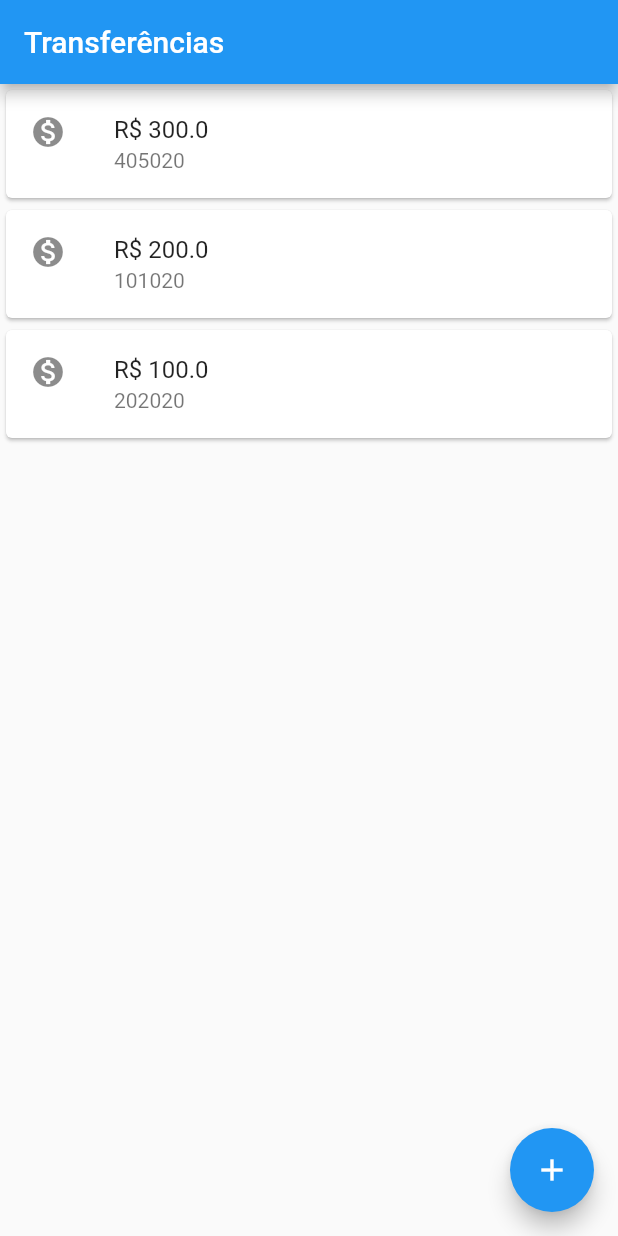
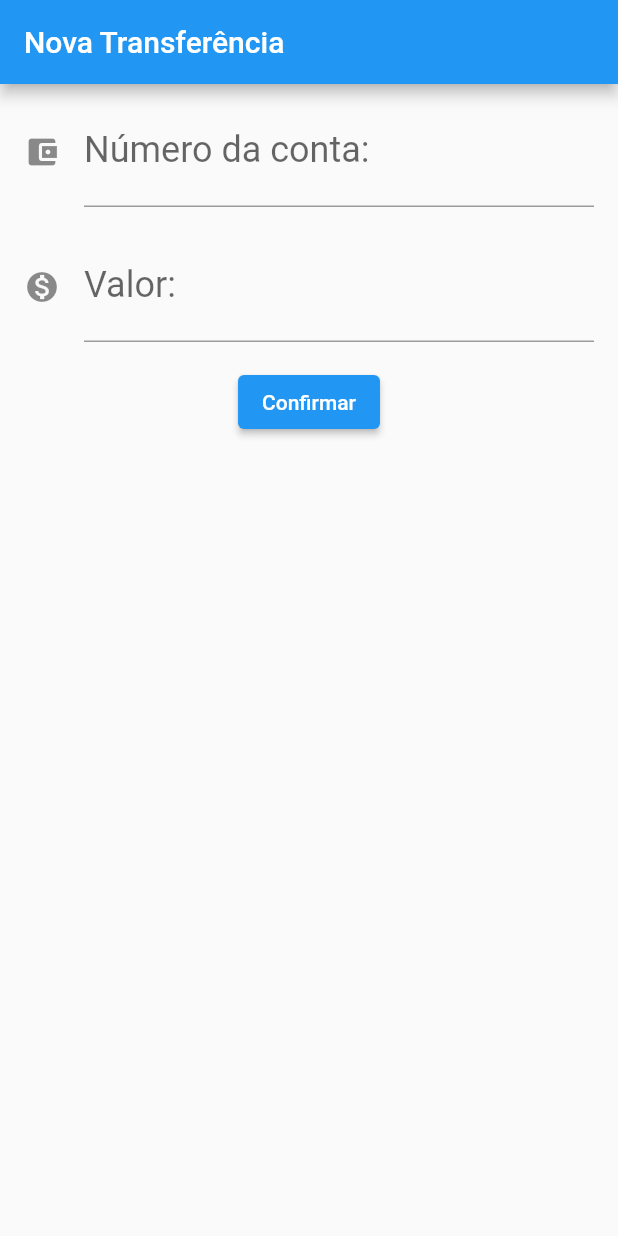
Before and after one commit to Skema1114/bytebank-fundamentos-app-formacao-flutter-alura, a Flutter app: the screen it shows after launch, on a phone screen of 412 x 824 dp. Run offline on Flutter 3.47's test engine with Material 2 defaults, Android fonts, the phone set to English and light mode, and no system bars.

Commit message:
Terminando a parte 03

```diff
--- a/lib/main.dart
+++ b/lib/main.dart
@@ -1,70 +1,4 @@
+import 'package:bytebank_fundamentos_app_formacao_flutter_alura/src/App.dart';
 import 'package:flutter/material.dart';
 
-void main() => runApp(
-      MaterialApp(
-        home: Scaffold(
-          body: ListaTransferencias(),
-          appBar: AppBar(
-            title: const Text('Transferências'),
-          ),
-          floatingActionButton: FloatingActionButton(
-            child: const Icon(Icons.add),
-            onPressed: () {},
-          ),
-        ),
-      ),
-    );
-
-class ListaTransferencias extends StatelessWidget {
-  const ListaTransferencias({Key? key}) : super(key: key);
-
-  @override
-  Widget build(BuildContext context) {
-    return Column(
-      children: [
-        ItemTransferencia(Transferencia(300.00, 405020)),
-        ItemTransferencia(Transferencia(200.00, 101020)),
-        ItemTransferencia(Transferencia(100.00, 202020)),
-      ],
-    );
-  }
-}
-
-class ItemTransferencia extends StatelessWidget {
-  final Transferencia _transferencia;
-  final ItemTransferenciaData _itemTransferenciaData =
-      ItemTransferenciaData('R\$', Icons.monetization_on);
-
-  ItemTransferencia(this._transferencia, {Key? key}) : super(key: key);
-
-  @override
-  Widget build(BuildContext context) {
-    return Card(
-      child: ListTile(
-        leading: Icon(_itemTransferenciaData._icone),
-        title: Text(
-          _itemTransferenciaData._moeda +
-              ' ' +
-              _transferencia._valor.toString(),
-        ),
-        subtitle: Text(
-          _transferencia._numeroConta.toString(),
-        ),
-      ),
-    );
-  }
-}
-
-class Transferencia {
-  final double _valor;
-  final int _numeroConta;
-
-  Transferencia(this._valor, this._numeroConta);
-}
-
-class ItemTransferenciaData {
-  final String _moeda;
-  final IconData _icone;
-
-  ItemTransferenciaData(this._moeda, this._icone);
-}
+void main() => runApp(const App());
--- /dev/null
+++ b/lib/src/App.dart
@@ -0,0 +1,17 @@
+import 'package:bytebank_fundamentos_app_formacao_flutter_alura/src/page/FormularioTransferencias/FormularioTransferencias.dart';
+import 'package:flutter/material.dart';
+
+class App extends StatelessWidget {
+  const App({Key? key}) : super(key: key);
+
+  @override
+  Widget build(BuildContext context) {
+    return MaterialApp(
+      home: Scaffold(
+        //body: ListaTransferencias(),
+        body: FormularioTransferencias(),
+      ),
+      debugShowCheckedModeBanner: false,
+    );
+  }
+}
--- /dev/null
+++ b/lib/src/model/TransferenciaModel.dart
@@ -0,0 +1,11 @@
+class TransferenciaModel {
+  final double valor;
+  final int numeroConta;
+
+  TransferenciaModel(this.valor, this.numeroConta);
+
+  @override
+  String toString() {
+    return 'Transferencia{valor: $valor, numeroConta: $numeroConta}';
+  }
+}
--- /dev/null
+++ b/lib/src/page/FormularioTransferencias/FormularioTransferencias.dart
@@ -0,0 +1,93 @@
+import 'package:bytebank_fundamentos_app_formacao_flutter_alura/src/model/TransferenciaModel.dart';
+import 'package:flutter/material.dart';
+
+class FormularioTransferencias extends StatelessWidget {
+  final TextEditingController _controladorNumeroConta = TextEditingController();
+  final TextEditingController _controladorValor = TextEditingController();
+
+  FormularioTransferencias({Key? key}) : super(key: key);
+
+  @override
+  Widget build(BuildContext context) {
+    return Scaffold(
+      appBar: AppBar(
+        title: const Text('Nova Transferência'),
+      ),
+      body: Column(
+        children: [
+          Padding(
+            padding: const EdgeInsets.symmetric(
+              horizontal: 16.0,
+              vertical: 8.0,
+            ),
+            child: TextField(
+              controller: _controladorNumeroConta,
+              style: const TextStyle(fontSize: 24.0),
+              decoration: const InputDecoration(
+                icon: Icon(
+                  Icons.account_balance_wallet,
+                ),
+                labelText: 'Número da conta:',
+                hintText: '000000',
+              ),
+              keyboardType: TextInputType.number,
+            ),
+          ),
+          Padding(
+            padding: const EdgeInsets.symmetric(
+              horizontal: 16.0,
+              vertical: 8.0,
+            ),
+            child: TextField(
+              controller: _controladorValor,
+              style: const TextStyle(fontSize: 24),
+              decoration: const InputDecoration(
+                icon: Icon(
+                  Icons.monetization_on,
+                ),
+                labelText: 'Valor:',
+                hintText: '000.00',
+              ),
+              keyboardType: TextInputType.number,
+            ),
+          ),
+          Padding(
+            padding: const EdgeInsets.symmetric(
+              horizontal: 16.0,
+              vertical: 8.0,
+            ),
+            child: ElevatedButton(
+              child: const Text('Confirmar'),
+              onPressed: () {
+                final int? numeroConta =
+                    int.tryParse(_controladorNumeroConta.text);
+                final double? valor = double.tryParse(_controladorValor.text);
+
+                if (numeroConta != null && valor != null) {
+                  final transferenciaCriada =
+                      TransferenciaModel(valor, numeroConta);
+                  debugPrint(transferenciaCriada.toString());
+
+                  ScaffoldMessenger.of(context).showSnackBar(
+                    SnackBar(
+                      content: Padding(
+                        padding: const EdgeInsets.all(8.0),
+                        child: Text('$transferenciaCriada'),
+                      ),
+                      duration: const Duration(milliseconds: 2000),
+                      padding: const EdgeInsets.symmetric(horizontal: 8.0),
+                      behavior: SnackBarBehavior.floating,
+                      shape: RoundedRectangleBorder(
+                        borderRadius: BorderRadius.circular(16.0),
+                      ),
+                    ),
+                  );
+                }
+              },
+            ),
+          ),
+        ],
+      ),
+    );
+  }
+}
```
Also changed, not shown: lib/src/model/ItemTransferenciaDataModel.dart (added, +8 -0 lines), lib/src/page/ListaTransferencias/ListaTrasferencias.dart (added, +29 -0 lines), lib/src/widget/ItemTransferencia/ItemTransferencia.dart (added, +26 -0 lines).
